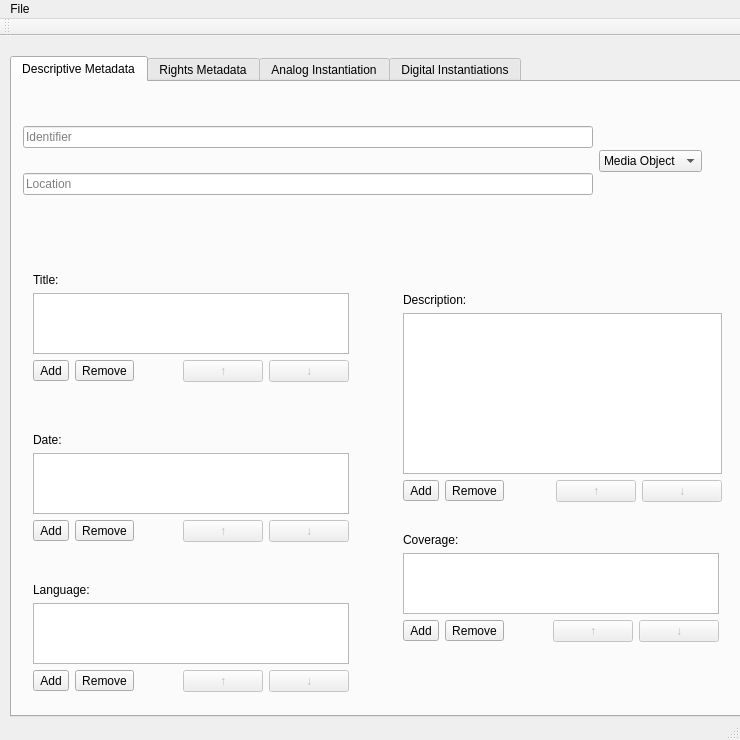
The window that mainwindow.ui (MAndrecPhD/PBCoreCreator) describes before a commit, drawn with Qt 5.
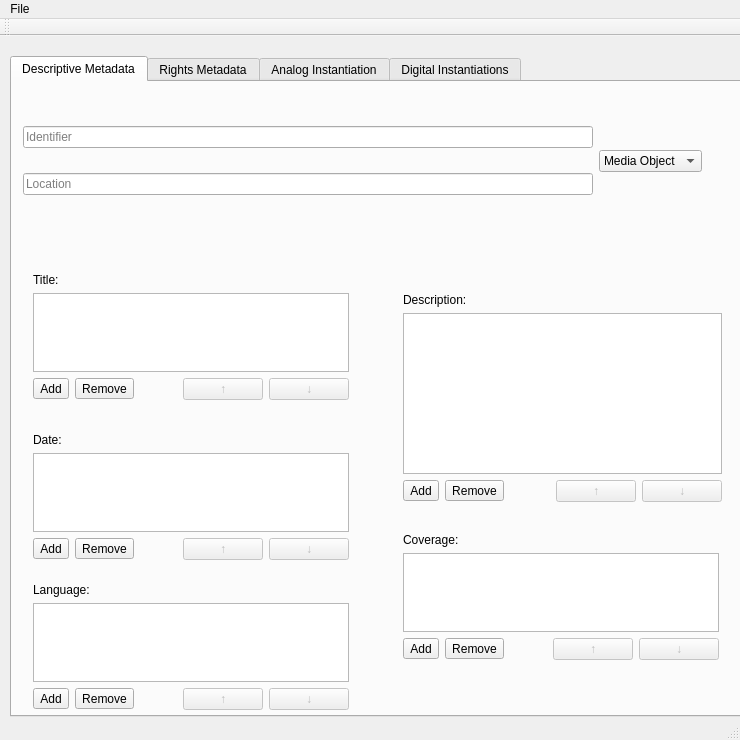
The same window after the commit. The open tabs and pages were chosen to show the change.

```diff
--- a/mainwindow.ui
+++ b/mainwindow.ui
@@ -36,7 +36,7 @@
         <x>10</x>
         <y>490</y>
         <width>338</width>
-        <height>131</height>
+        <height>149</height>
        </rect>
       </property>
       <layout class="QVBoxLayout" name="verticalLayout_5">
@@ -182,7 +182,7 @@
         <x>10</x>
         <y>180</y>
         <width>338</width>
-        <height>131</height>
+        <height>149</height>
        </rect>
       </property>
       <layout class="QVBoxLayout" name="verticalLayout_6">
@@ -255,7 +255,7 @@
         <x>10</x>
         <y>340</y>
         <width>338</width>
-        <height>131</height>
+        <height>149</height>
        </rect>
       </property>
       <layout class="QVBoxLayout" name="verticalLayout_12">
@@ -328,7 +328,7 @@
         <x>380</x>
         <y>440</y>
         <width>338</width>
-        <height>131</height>
+        <height>149</height>
        </rect>
       </property>
       <layout class="QVBoxLayout" name="verticalLayout_13">
@@ -395,7 +395,7 @@
        </item>
       </layout>
      </widget>
-     <widget class="QWidget" name="">
+     <widget class="QWidget" name="layoutWidget">
       <property name="geometry">
        <rect>
         <x>0</x>
```
Left out of the diff: 13 changed lines with no effect on the pictures.
